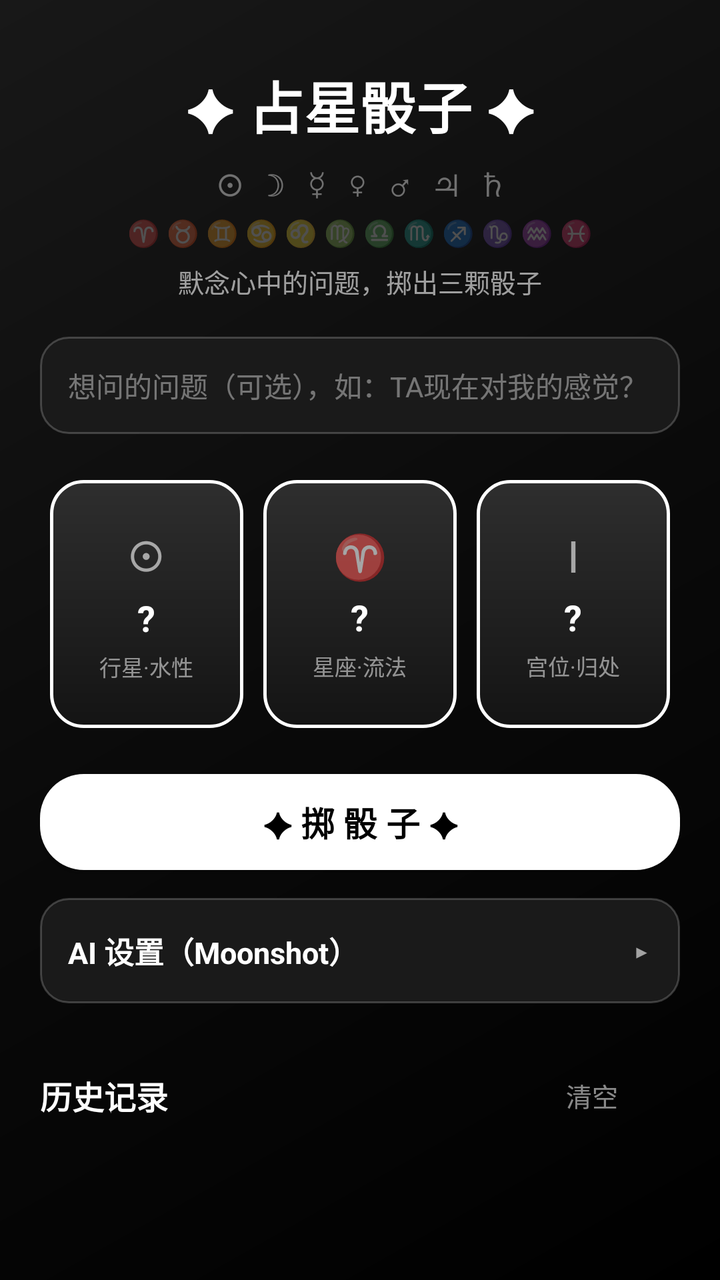
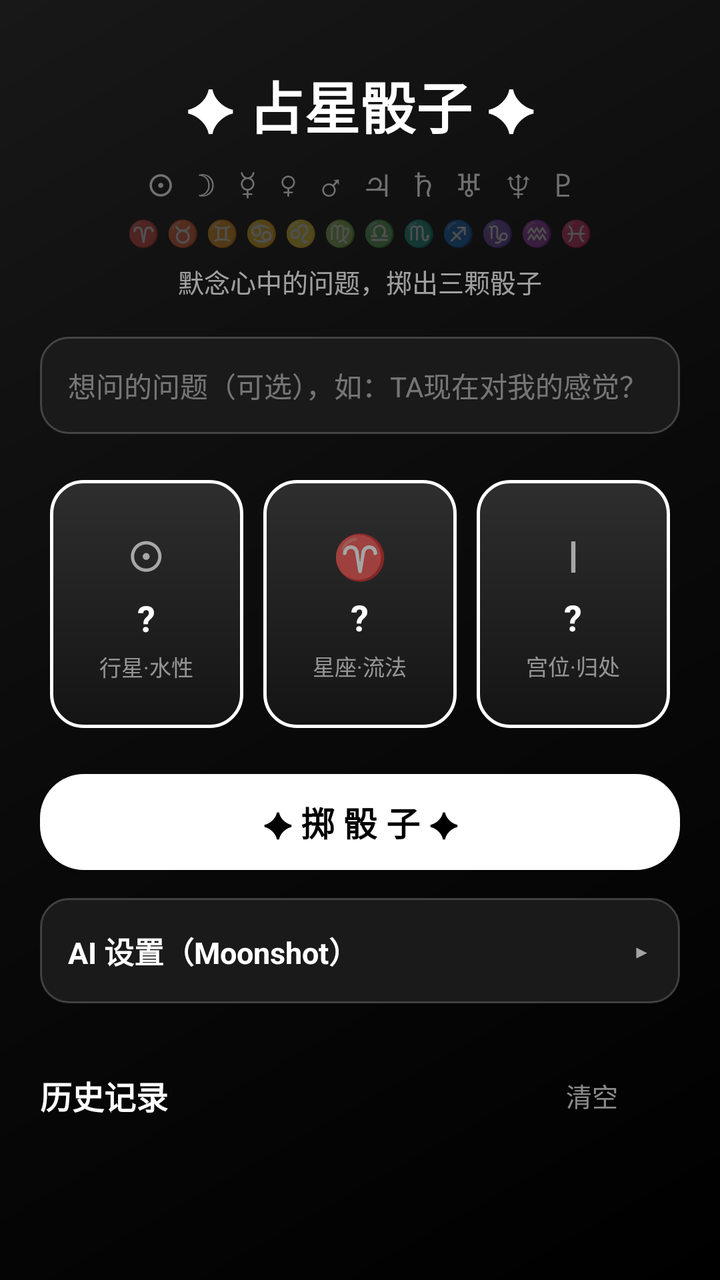

Screens rendered from an Android XML layout before and after an edit, with the pre-edit source and the edit as a unified diff.
<!-- AndroidManifest.xml: application theme AppTheme -->
<!-- res/layout/activity_main.xml -->
<?xml version="1.0" encoding="utf-8"?>
<ScrollView xmlns:android="http://schemas.android.com/apk/res/android"
    android:id="@+id/main_scroll"
    android:layout_width="match_parent"
    android:layout_height="match_parent"
    android:fillViewport="true">

    <LinearLayout
        android:layout_width="match_parent"
        android:layout_height="wrap_content"
        android:orientation="vertical"
        android:padding="20dp">

        <TextView
            android:layout_width="wrap_content"
            android:layout_height="wrap_content"
            android:layout_gravity="center_horizontal"
            android:layout_marginTop="12dp"
            android:text="✦ 占星骰子 ✦"
            android:textColor="#FFFFFF"
            android:textSize="28sp"
            android:textStyle="bold" />

        <TextView
            android:layout_width="wrap_content"
            android:layout_height="wrap_content"
            android:layout_gravity="center_horizontal"
            android:layout_marginTop="8dp"
            android:text="☉   ☽   ☿   ♀   ♂   ♃   ♄"
            android:textColor="#66FFFFFF"
            android:textSize="16sp" />

        <TextView
            android:layout_width="wrap_content"
            android:layout_height="wrap_content"
            android:layout_gravity="center_horizontal"
            android:layout_marginTop="4dp"
            android:text="♈ ♉ ♊ ♋ ♌ ♍ ♎ ♏ ♐ ♑ ♒ ♓"
            android:textColor="#44FFFFFF"
            android:textSize="13sp" />

        <TextView
            android:layout_width="wrap_content"
            android:layout_height="wrap_content"
            android:layout_gravity="center_horizontal"
            android:layout_marginTop="6dp"
            android:text="默念心中的问题，掷出三颗骰子"
            android:textColor="#99FFFFFF"
            android:textSize="13sp" />

        <EditText
            android:id="@+id/et_question"
            android:layout_width="match_parent"
            android:layout_height="wrap_content"
            android:layout_marginTop="18dp"
            android:background="@drawable/card_bg"
            android:hint="想问的问题（可选），如：TA现在对我的感觉？"
            android:padding="14dp"
            android:textColor="#FFFFFF"
            android:textColorHint="#66FFFFFF"
            android:textSize="14sp" />

        <LinearLayout
            android:layout_width="match_parent"
            android:layout_height="wrap_content"
            android:layout_marginTop="18dp"
            android:orientation="horizontal">

            <LinearLayout
                android:layout_width="0dp"
                android:layout_height="124dp"
                android:layout_margin="5dp"
                android:layout_weight="1"
                android:background="@drawable/dice_bg"
                android:gravity="center"
                android:orientation="vertical">

                <TextView
                    android:id="@+id/dice_planet_glyph"
                    android:layout_width="wrap_content"
                    android:layout_height="wrap_content"
                    android:text="☉"
                    android:textColor="#99FFFFFF"
                    android:textSize="22sp" />

                <TextView
                    android:id="@+id/dice_planet"
                    android:layout_width="wrap_content"
                    android:layout_height="wrap_content"
                    android:layout_marginTop="4dp"
                    android:text="?"
                    android:textColor="#FFFFFF"
                    android:textSize="18sp"
                    android:textStyle="bold" />

                <TextView
                    android:layout_width="wrap_content"
                    android:layout_height="wrap_content"
                    android:layout_marginTop="4dp"
                    android:text="行星·水性"
                    android:textColor="#88FFFFFF"
                    android:textSize="11sp" />
            </LinearLayout>

            <LinearLayout
                android:layout_width="0dp"
                android:layout_height="124dp"
                android:layout_margin="5dp"
                android:layout_weight="1"
                android:background="@drawable/dice_bg"
                android:gravity="center"
                android:orientation="vertical">

                <TextView
                    android:id="@+id/dice_sign_glyph"
                    android:layout_width="wrap_content"
                    android:layout_height="wrap_content"
                    android:text="♈"
                    android:textColor="#99FFFFFF"
                    android:textSize="22sp" />

                <TextView
                    android:id="@+id/dice_sign"
                    android:layout_width="wrap_content"
                    android:layout_height="wrap_content"
                    android:layout_marginTop="4dp"
                    android:text="?"
                    android:textColor="#FFFFFF"
                    android:textSize="18sp"
                    android:textStyle="bold" />

                <TextView
                    android:layout_width="wrap_content"
                    android:layout_height="wrap_content"
                    android:layout_marginTop="4dp"
                    android:text="星座·流法"
                    android:textColor="#88FFFFFF"
                    android:textSize="11sp" />
            </LinearLayout>

            <LinearLayout
                android:layout_width="0dp"
                android:layout_height="124dp"
                android:layout_margin="5dp"
                android:layout_weight="1"
                android:background="@drawable/dice_bg"
                android:gravity="center"
                android:orientation="vertical">

                <TextView
                    android:id="@+id/dice_house_glyph"
                    android:layout_width="wrap_content"
                    android:layout_height="wrap_content"
                    android:text="Ⅰ"
                    android:textColor="#99FFFFFF"
                    android:textSize="22sp" />

                <TextView
                    android:id="@+id/dice_house"
                    android:layout_width="wrap_content"
                    android:layout_height="wrap_content"
                    android:layout_marginTop="4dp"
                    android:text="?"
                    android:textColor="#FFFFFF"
                    android:textSize="18sp"
                    android:textStyle="bold" />

                <TextView
                    android:layout_width="wrap_content"
                    android:layout_height="wrap_content"
                    android:layout_marginTop="4dp"
                    android:text="宫位·归处"
                    android:textColor="#88FFFFFF"
                    android:textSize="11sp" />
            </LinearLayout>
        </LinearLayout>

        <Button
            android:id="@+id/btn_roll"
            android:layout_width="match_parent"
            android:layout_height="wrap_content"
            android:layout_marginTop="18dp"
            android:background="@drawable/btn_bg"
            android:text="✦ 掷 骰 子 ✦"
            android:textColor="#000000"
            android:textSize="17sp"
            android:textStyle="bold" />

        <LinearLayout
            android:id="@+id/result_card"
            android:layout_width="match_parent"
            android:layout_height="wrap_content"
            android:layout_marginTop="18dp"
            android:background="@drawable/card_bg"
            android:orientation="vertical"
            android:padding="16dp"
            android:visibility="gone">

            <TextView
                android:id="@+id/tv_result_title"
                android:layout_width="match_parent"
                android:layout_height="wrap_content"
                android:textColor="#FFFFFF"
                android:textSize="18sp"
                android:textStyle="bold" />

            <TextView
                android:id="@+id/tv_result_body"
                android:layout_width="match_parent"
                android:layout_height="wrap_content"
                android:layout_marginTop="10dp"
                android:lineSpacingExtra="4dp"
                android:textColor="#E8E8E8"
                android:textSize="14sp" />
        </LinearLayout>

        <LinearLayout
            android:layout_width="match_parent"
            android:layout_height="wrap_content"
            android:layout_marginTop="14dp"
            android:background="@drawable/card_bg"
            android:orientation="vertical"
            android:padding="14dp">

            <LinearLayout
                android:id="@+id/ai_settings_header"
                android:layout_width="match_parent"
                android:layout_height="wrap_content"
                android:background="@android:color/transparent"
                android:gravity="center_vertical"
                android:orientation="horizontal">

                <TextView
                    android:layout_width="0dp"
                    android:layout_height="wrap_content"
                    android:layout_weight="1"
                    android:text="AI 设置（Moonshot）"
                    android:textColor="#FFFFFF"
                    android:textSize="15sp"
                    android:textStyle="bold" />

                <TextView
                    android:id="@+id/ai_settings_arrow"
                    android:layout_width="wrap_content"
                    android:layout_height="wrap_content"
                    android:paddingStart="10dp"
                    android:paddingEnd="2dp"
                    android:text="▸"
                    android:textColor="#99FFFFFF"
                    android:textSize="18sp" />
            </LinearLayout>

            <LinearLayout
                android:id="@+id/ai_settings_body"
                android:layout_width="match_parent"
                android:layout_height="wrap_content"
                android:orientation="vertical"
                android:visibility="gone">

            <EditText
                android:id="@+id/et_api_base"
                android:layout_width="match_parent"
                android:layout_height="wrap_content"
                android:layout_marginTop="10dp"
                android:background="@drawable/card_bg"
                android:hint="API 地址，默认 https://api.moonshot.cn/v1"
                android:padding="10dp"
                android:textColor="#FFFFFF"
                android:textColorHint="#66FFFFFF"
                android:textSize="13sp" />

            <EditText
                android:id="@+id/et_api_key"
                android:layout_width="match_parent"
                android:layout_height="wrap_content"
                android:layout_marginTop="8dp"
                android:background="@drawable/card_bg"
                android:hint="API Key（sk-...）"
                android:padding="10dp"
                android:textColor="#FFFFFF"
                android:textColorHint="#66FFFFFF"
                android:textSize="13sp" />

            <EditText
                android:id="@+id/et_api_model"
                android:layout_width="match_parent"
                android:layout_height="wrap_content"
                android:layout_marginTop="8dp"
                android:background="@drawable/card_bg"
                android:hint="模型，默认 kimi-k2.6"
                android:padding="10dp"
                android:textColor="#FFFFFF"
                android:textColorHint="#66FFFFFF"
                android:textSize="13sp" />

            <LinearLayout
                android:layout_width="match_parent"
                android:layout_height="wrap_content"
                android:layout_marginTop="10dp"
                android:orientation="horizontal">

                <Button
                    android:id="@+id/btn_save_api"
                    android:layout_width="0dp"
                    android:layout_height="wrap_content"
                    android:layout_marginEnd="6dp"
                    android:layout_weight="1"
                    android:background="@drawable/btn_bg"
                    android:text="保存设置"
                    android:textColor="#000000"
                    android:textSize="13sp" />

                <Button
                    android:id="@+id/btn_test_api"
                    android:layout_width="0dp"
                    android:layout_height="wrap_content"
                    android:layout_marginStart="6dp"
                    android:layout_weight="1"
                    android:background="@drawable/btn_bg_outline"
                    android:text="测试 API"
                    android:textColor="#FFFFFF"
                    android:textSize="13sp" />
            </LinearLayout>

            <TextView
                android:id="@+id/tv_api_status"
                android:layout_width="match_parent"
                android:layout_height="wrap_content"
                android:layout_marginTop="8dp"
                android:textColor="#99FFFFFF"
                android:textSize="12sp" />
            </LinearLayout>
        </LinearLayout>

        <LinearLayout
            android:layout_width="match_parent"
            android:layout_height="wrap_content"
            android:layout_marginTop="22dp"
            android:gravity="center_vertical"
            android:orientation="horizontal">

            <TextView
                android:layout_width="0dp"
                android:layout_height="wrap_content"
                android:layout_weight="1"
                android:text="历史记录"
                android:textColor="#FFFFFF"
                android:textSize="16sp"
                android:textStyle="bold" />

            <Button
                android:id="@+id/btn_clear_history"
                android:layout_width="wrap_content"
                android:layout_height="wrap_content"
                android:background="@android:color/transparent"
                android:text="清空"
                android:textColor="#88FFFFFF"
                android:textSize="13sp" />
        </LinearLayout>

        <LinearLayout
            android:id="@+id/history_list"
            android:layout_width="match_parent"
            android:layout_height="wrap_content"
            android:layout_marginTop="8dp"
            android:orientation="vertical" />
    </LinearLayout>
</ScrollView>
<!-- resources referenced by this layout -->
<resources>
  <!-- drawable btn_bg (drawable) -->
  <?xml version="1.0" encoding="utf-8"?>
  <shape xmlns:android="http://schemas.android.com/apk/res/android"
      android:shape="rectangle">
      <solid android:color="#FFFFFF" />
      <corners android:radius="22dp" />
  </shape>
  <!-- drawable btn_bg_outline (drawable) -->
  <?xml version="1.0" encoding="utf-8"?>
  <shape xmlns:android="http://schemas.android.com/apk/res/android"
      android:shape="rectangle">
      <solid android:color="#00000000" />
      <stroke
          android:width="1dp"
          android:color="#FFFFFF" />
      <corners android:radius="22dp" />
  </shape>
  <!-- drawable card_bg (drawable) -->
  <?xml version="1.0" encoding="utf-8"?>
  <shape xmlns:android="http://schemas.android.com/apk/res/android"
      android:shape="rectangle">
      <solid android:color="#1A1A1A" />
      <stroke
          android:width="1dp"
          android:color="#33FFFFFF" />
      <corners android:radius="14dp" />
  </shape>
  <!-- drawable dice_bg (drawable) -->
  <?xml version="1.0" encoding="utf-8"?>
  <shape xmlns:android="http://schemas.android.com/apk/res/android"
      android:shape="rectangle">
      <gradient
          android:angle="270"
          android:startColor="#2E2E2E"
          android:endColor="#141414"
          android:type="linear" />
      <stroke
          android:width="1.5dp"
          android:color="#FFFFFF" />
      <corners android:radius="16dp" />
  </shape>
  <style name="AppTheme" parent="android:Theme.Material.NoActionBar">
          <item name="android:windowBackground">@drawable/bg_gradient</item>
          <item name="android:statusBarColor">#000000</item>
          <item name="android:navigationBarColor">#000000</item>
          <item name="android:colorAccent">#FFFFFF</item>
      </style>
  <!-- drawable bg_gradient (drawable) -->
  <?xml version="1.0" encoding="utf-8"?>
  <shape xmlns:android="http://schemas.android.com/apk/res/android"
      android:shape="rectangle">
      <gradient
          android:angle="135"
          android:startColor="#000000"
          android:centerColor="#0A0A0A"
          android:endColor="#181818"
          android:type="linear" />
  </shape>
</resources>

<!-- the commit's change to res/layout/activity_main.xml (unified diff, before → after) -->
@@ -26,7 +26,7 @@
             android:layout_height="wrap_content"
             android:layout_gravity="center_horizontal"
             android:layout_marginTop="8dp"
-            android:text="☉   ☽   ☿   ♀   ♂   ♃   ♄"
+            android:text="☉   ☽   ☿   ♀   ♂   ♃   ♄   ♅   ♆   ♇"
             android:textColor="#66FFFFFF"
             android:textSize="16sp" />
 
